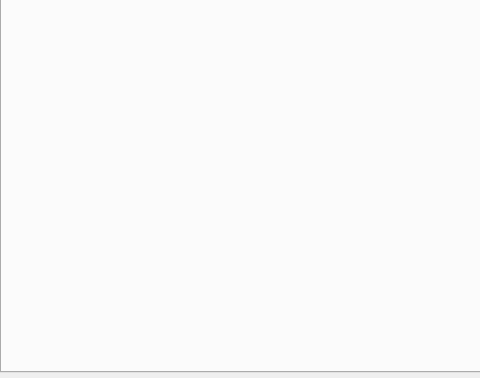
Old version of the form loggedwindow.ui in the repository DiegoCacau/testStone; both pictures show x 0 to 480 and y 108 to 486 of the 813 by 486 pixel window.
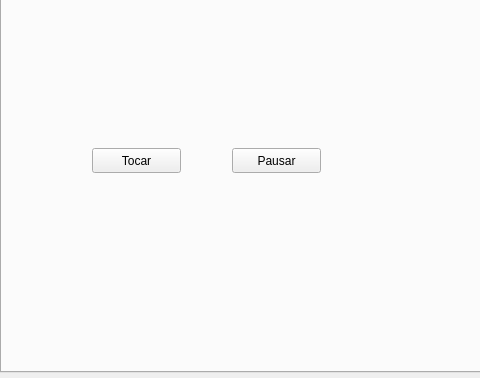
New version of the form. The open tabs and pages were chosen to show the change.

Commit message: playing_music: playing random music on button click - just testing

```diff
--- a/loggedwindow.ui
+++ b/loggedwindow.ui
@@ -235,6 +235,32 @@
     <attribute name="title">
      <string>Lista Atual</string>
     </attribute>
+    <widget class="QPushButton" name="pushButton_5">
+     <property name="geometry">
+      <rect>
+       <x>90</x>
+       <y>230</y>
+       <width>89</width>
+       <height>25</height>
+      </rect>
+     </property>
+     <property name="text">
+      <string>Tocar</string>
+     </property>
+    </widget>
+    <widget class="QPushButton" name="pushButton_6">
+     <property name="geometry">
+      <rect>
+       <x>230</x>
+       <y>230</y>
+       <width>89</width>
+       <height>25</height>
+      </rect>
+     </property>
+     <property name="text">
+      <string>Pausar</string>
+     </property>
+    </widget>
    </widget>
   </widget>
  </widget>
```
Left out of the diff: 16 changed lines with no effect on the pictures. The commit also changes 7 other files.
